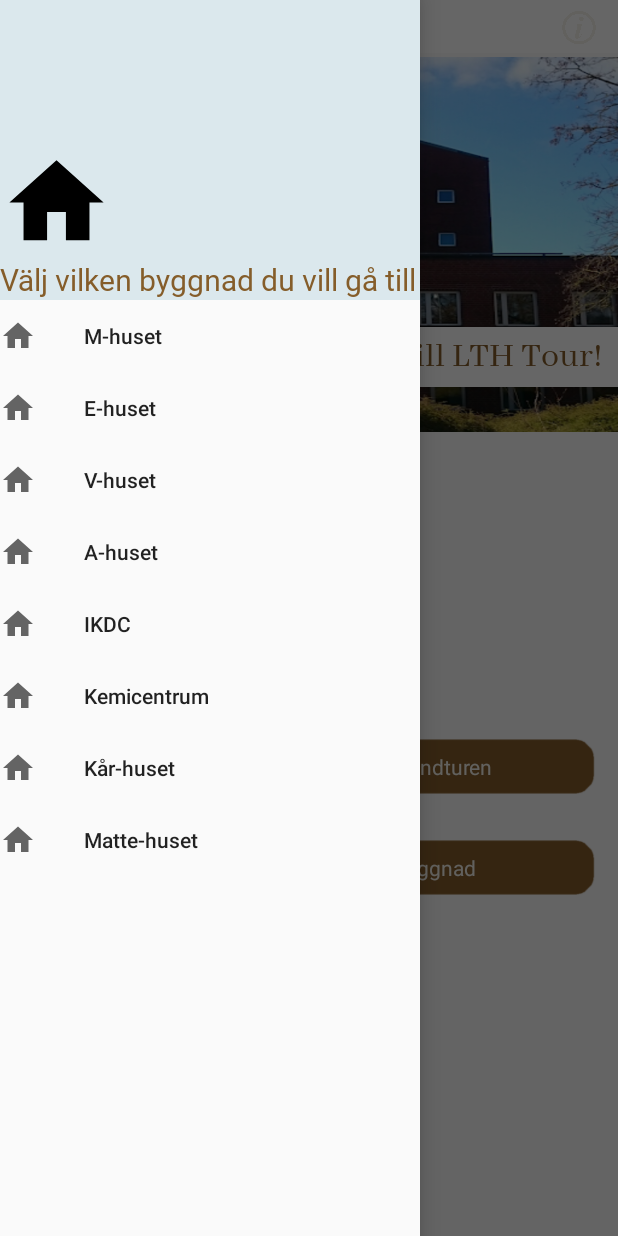
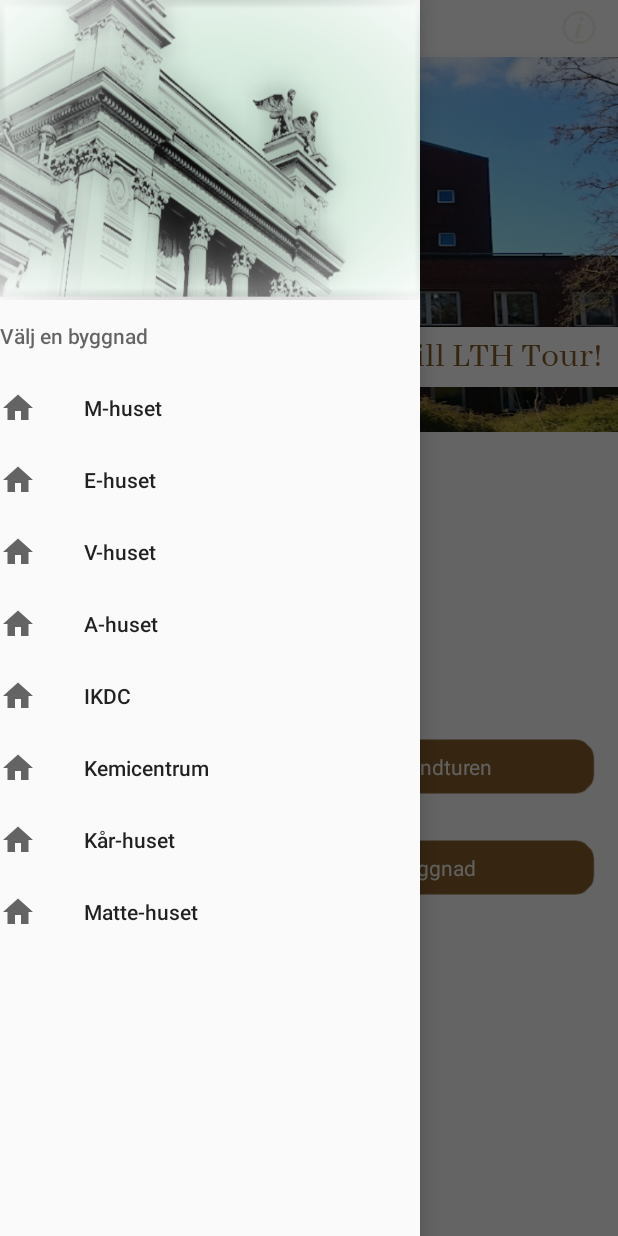
Before and after one commit to AzeyZ/LTH_tour, an Android app: the screen it shows after launch (MainActivity), with the side drawer open, on a phone screen of 412 x 824 dp. Run offline under Robolectric (Android 15) with nearby library versions, the light colour scheme and no system bars; 1 statement that could not run was skipped.

Commit message:
nu funkar välj byggnad :)

```diff
--- a/app/src/main/java/com/example/lth_tour/GpsActivity.java
+++ b/app/src/main/java/com/example/lth_tour/GpsActivity.java
@@ -33,7 +33,7 @@ import java.util.ArrayList;
 public class GpsActivity extends AppCompatActivity implements SensorEventListener {
 
     private ArrayList<PlatsObjekt> platser = new ArrayList<>();
-    private static int indexTour = 1;
+    public static int indexTour = 1;
     private double[] results = new double[2];
     private int bearing = 0;
     private static final int REQUEST_CODE_LOCATION_PERMISSION= 1;
--- a/app/src/main/res/layout/header.xml
+++ b/app/src/main/res/layout/header.xml
@@ -3,22 +3,12 @@
     android:orientation="vertical"
     android:layout_width="match_parent"
     android:layout_height="200dp"
-    android:background="@color/colorLightBlue"
+    android:background="@drawable/sidebarbackg"
     android:gravity="bottom"
-    android:padding="20dp">
+    >
 
-    <ImageView
-        android:layout_width="75dp"
-        android:layout_height="75dp"
-        android:src="@drawable/ic_home_black_24dp"
-       />
-    <TextView
-        android:layout_width="wrap_content"
-        android:layout_height="wrap_content"
-        android:text="Välj vilken byggnad du vill gå till"
-        android:textSize="20sp"
-        android:textColor="#855D2A"
-        android:fontFamily="@font/roboto"
-/>
+
+
+
 
 </LinearLayout>
--- a/app/src/main/res/menu/main_menu.xml
+++ b/app/src/main/res/menu/main_menu.xml
@@ -1,6 +1,7 @@
 <?xml version="1.0" encoding="utf-8"?>
 <menu xmlns:android="http://schemas.android.com/apk/res/android">
-
+<item android:title="Välj en byggnad">
+    <menu>
     <group android:checkableBehavior="single">
 
         <item
@@ -46,5 +47,7 @@
             />
 
     </group>
+</menu>
+</item>
 
 </menu>
```
Also changed, not shown: app/src/main/java/com/example/lth_tour/MainActivity.java (+56 -14 lines), app/src/main/res/drawable/sidebarbackg.PNG (added).
